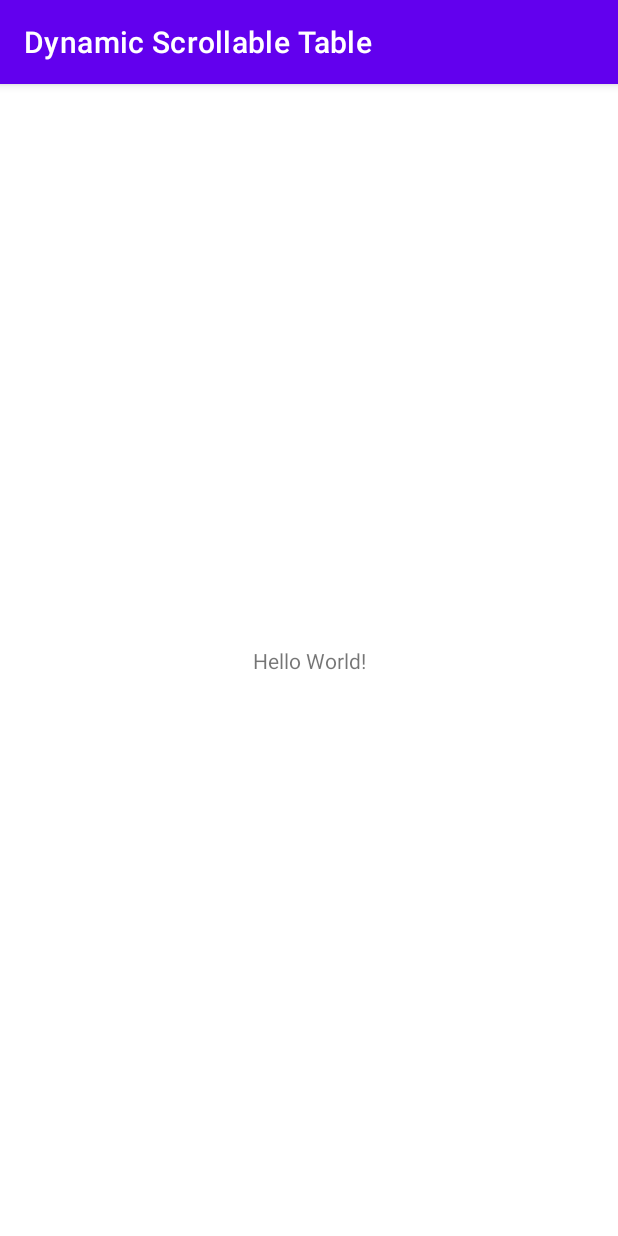
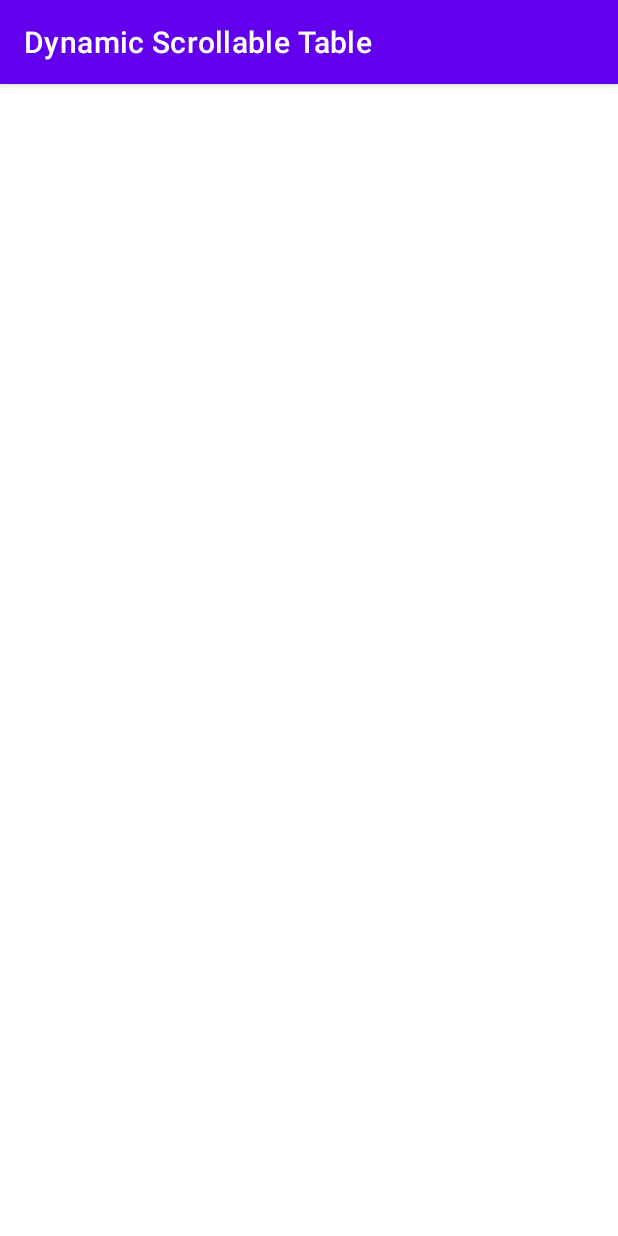
Before and after one commit to esteramine/fixed_header_fixed_column_table_scroll, an Android app: the screen it shows after launch (MainActivity), on a phone screen of 412 x 824 dp. Run offline under Robolectric (Android 15) with nearby library versions, the phone set to English and light mode, and no system bars.

Commit message:
Main Activity view changed

```diff
--- a/app/src/main/res/layout/activity_main.xml
+++ b/app/src/main/res/layout/activity_main.xml
@@ -1,18 +1,9 @@
 <?xml version="1.0" encoding="utf-8"?>
-<androidx.constraintlayout.widget.ConstraintLayout xmlns:android="http://schemas.android.com/apk/res/android"
-    xmlns:app="http://schemas.android.com/apk/res-auto"
+<RelativeLayout xmlns:android="http://schemas.android.com/apk/res/android"
     xmlns:tools="http://schemas.android.com/tools"
     android:layout_width="match_parent"
     android:layout_height="match_parent"
+    android:id="@+id/main_relative_layout"
+    android:layout_margin="0dp"
     tools:context=".MainActivity">
-
-    <TextView
-        android:layout_width="wrap_content"
-        android:layout_height="wrap_content"
-        android:text="Hello World!"
-        app:layout_constraintBottom_toBottomOf="parent"
-        app:layout_constraintLeft_toLeftOf="parent"
-        app:layout_constraintRight_toRightOf="parent"
-        app:layout_constraintTop_toTopOf="parent" />
-
-</androidx.constraintlayout.widget.ConstraintLayout>
+</RelativeLayout>
```
